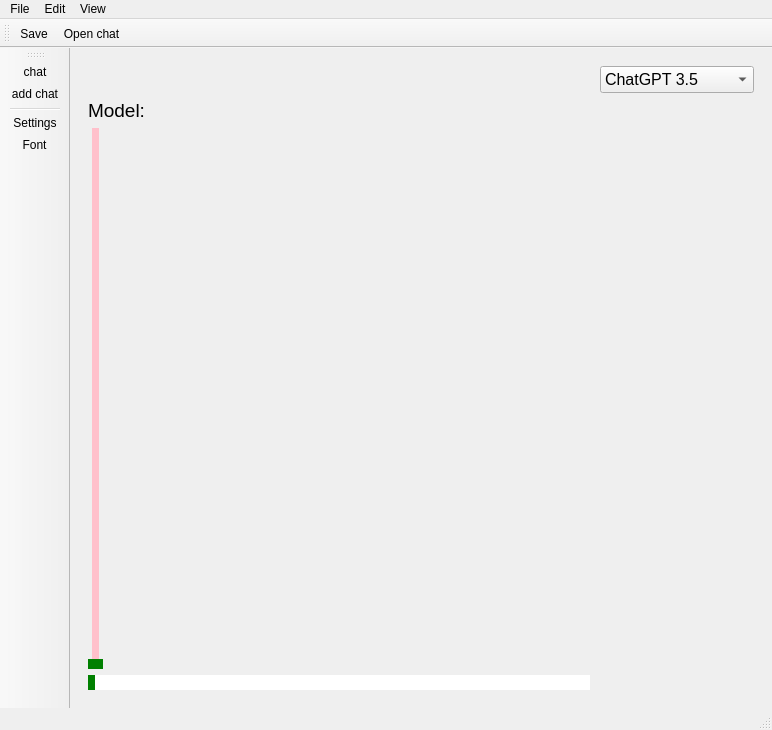
First picture: the form in UImainwindow.ui, repository Dduthie/EE_GPT, before the edit.
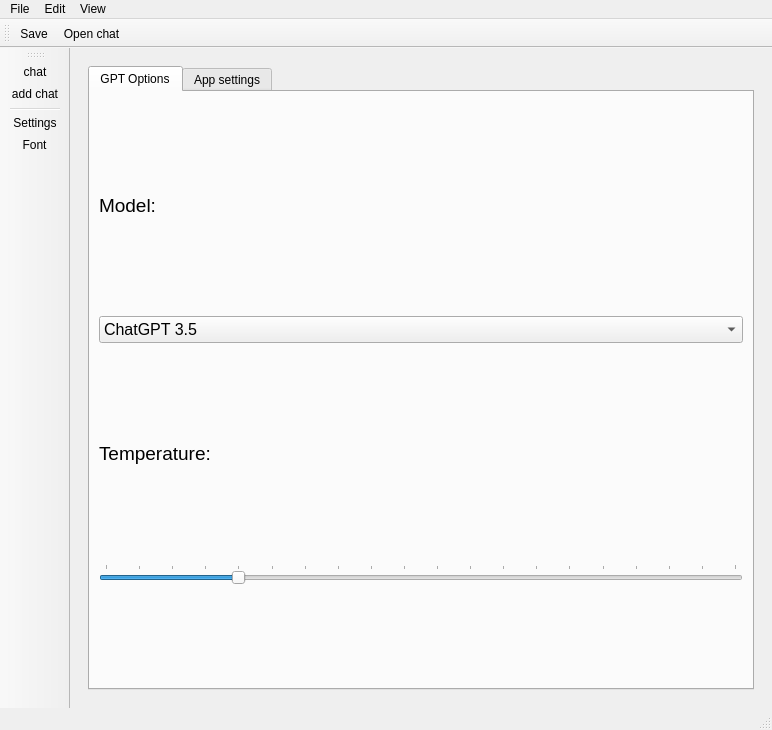
Second picture: the form after the edit. The open tabs and pages were chosen to show the change. Icons and pictures are not drawn.

The edit to the form file:
```diff
--- a/UImainwindow.ui
+++ b/UImainwindow.ui
@@ -20,6 +20,9 @@
    <iconset resource="Mainwindow.qrc">
     <normaloff>:/Icons/Resources/artificial-intelligence-48.png</normaloff>:/Icons/Resources/artificial-intelligence-48.png</iconset>
   </property>
+  <property name="toolButtonStyle">
+   <enum>Qt::ToolButtonIconOnly</enum>
+  </property>
   <property name="documentMode">
    <bool>false</bool>
   </property>
@@ -28,12 +31,12 @@
   </property>
   <widget class="QWidget" name="centralwidget">
    <layout class="QGridLayout" name="gridLayout">
-    <item row="0" column="0" colspan="2">
+    <item row="0" column="0">
      <widget class="QStackedWidget" name="stackedWidget">
       <property name="font">
        <font>
         <family>Segoe UI</family>
-        <pointsize>17</pointsize>
+        <pointsize>9</pointsize>
        </font>
       </property>
       <property name="styleSheet">
@@ -122,7 +125,51 @@
       </widget>
       <widget class="QWidget" name="page_2">
        <layout class="QGridLayout" name="gridLayout_3">
-        <item row="0" column="1">
+        <item row="0" column="0">
+         <widget class="QTabWidget" name="tabWidget">
+          <property name="layoutDirection">
+           <enum>Qt::LeftToRight</enum>
+          </property>
+          <property name="tabPosition">
+           <enum>QTabWidget::North</enum>
+          </property>
+          <property name="tabShape">
+           <enum>QTabWidget::Rounded</enum>
+          </property>
+          <property name="currentIndex">
+           <number>0</number>
+          </property>
+          <property name="elideMode">
+           <enum>Qt::ElideNone</enum>
+          </property>
+          <widget class="QWidget" name="tab">
+           <attribute name="title">
+            <string>GPT Options</string>
+           </attribute>
+           <layout class="QVBoxLayout" name="verticalLayout">
+            <item>
+             <widget class="QLabel" name="label">
+              <property name="sizePolicy">
+               <sizepolicy hsizetype="Fixed" vsizetype="Fixed">
+                <horstretch>0</horstretch>
+                <verstretch>0</verstretch>
+               </sizepolicy>
+              </property>
+              <property name="font">
+               <font>
+                <family>Segoe UI</family>
+                <pointsize>14</pointsize>
+               </font>
+              </property>
+              <property name="styleSheet">
+               <string notr="true"/>
+              </property>
+              <property name="text">
+               <string>Model:</string>
+              </property>
+             </widget>
+            </item>
+            <item>
          <widget class="QComboBox" name="comboBox">
           <property name="font">
            <font>
@@ -152,8 +199,8 @@
           </item>
          </widget>
         </item>
-        <item row="1" column="0">
-         <widget class="QLabel" name="label">
+            <item>
+             <widget class="QLabel" name="label_2">
           <property name="sizePolicy">
            <sizepolicy hsizetype="Fixed" vsizetype="Fixed">
             <horstretch>0</horstretch>
@@ -170,65 +217,54 @@
            <string notr="true"/>
           </property>
           <property name="text">
-           <string>Model:</string>
+               <string>Temperature:</string>
           </property>
          </widget>
         </item>
-        <item row="3" column="0">
+            <item>
          <widget class="QSlider" name="horizontalSlider">
-          <property name="styleSheet">
-           <string notr="true">QSlider::groove:horizontal {
-    background: red;
-    position: absolute; /* absolutely position 4px from the left and right of the widget. setting margins on the widget should work too... */
-    left: 4px; right: 4px;
-}
-
-QSlider::handle:horizontal {
-    height: 10px;
-    background: green;
-    margin: 0 -4px; /* expand outside the groove */
-}
-
-QSlider::add-page:horizontal {
-    background: white;
-}
-
-QSlider::sub-page:horizontal {
-    background: pink;
-}
-</string>
+              <property name="sizePolicy">
+               <sizepolicy hsizetype="MinimumExpanding" vsizetype="Fixed">
+                <horstretch>0</horstretch>
+                <verstretch>0</verstretch>
+               </sizepolicy>
+              </property>
+              <property name="minimum">
+               <number>1</number>
+              </property>
+              <property name="maximum">
+               <number>20</number>
+              </property>
+              <property name="value">
+               <number>5</number>
+              </property>
+              <property name="sliderPosition">
+               <number>5</number>
           </property>
           <property name="orientation">
            <enum>Qt::Horizontal</enum>
           </property>
-         </widget>
-        </item>
-        <item row="2" column="0">
-         <widget class="QSlider" name="verticalSlider">
-          <property name="styleSheet">
-           <string notr="true">QSlider::groove:vertical {
-    background: red;
-    position: absolute; /* absolutely position 4px from the left and right of the widget. setting margins on the widget should work too... */
-    left: 4px; right: 4px;
-}
-
-QSlider::handle:vertical {
-    height: 10px;
-    background: green;
-    margin: 0 -4px; /* expand outside the groove */
-}
-
-QSlider::add-page:vertical {
-    background: white;
-}
-
-QSlider::sub-page:vertical {
-    background: pink;
-}</string>
-          </property>
-          <property name="orientation">
-           <enum>Qt::Vertical</enum>
-          </property>
+              <property name="invertedAppearance">
+               <bool>false</bool>
+              </property>
+              <property name="invertedControls">
+               <bool>false</bool>
+              </property>
+              <property name="tickPosition">
+               <enum>QSlider::TicksAbove</enum>
+              </property>
+              <property name="tickInterval">
+               <number>1</number>
+              </property>
+             </widget>
+            </item>
+           </layout>
+          </widget>
+          <widget class="QWidget" name="tab_2">
+           <attribute name="title">
+            <string>App settings</string>
+           </attribute>
+          </widget>
          </widget>
         </item>
        </layout>
```
Left out of the diff: 6 changed lines with no effect on the pictures. Lines whose indentation alone changed are shown as unchanged.
